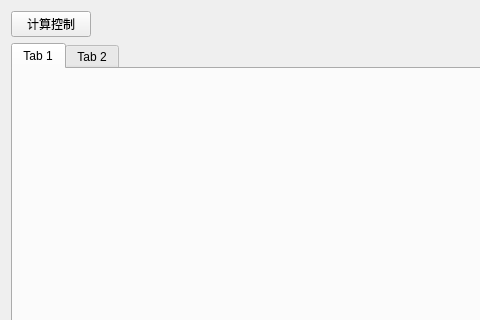
The window that widget.ui (jiaqingguo/FMU_QT) describes before a commit, drawn with Qt 5; both pictures show x 0 to 480 and y 0 to 320 of the 800 by 600 pixel window.
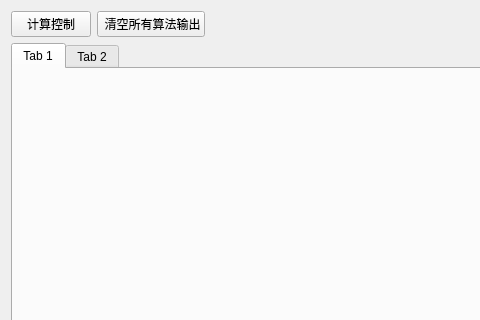
The same window after the commit.

What changed in the file:
```diff
--- a/widget.ui
+++ b/widget.ui
@@ -23,6 +23,13 @@
        </property>
       </widget>
      </item>
+     <item>
+      <widget class="QPushButton" name="btn_clearAll">
+       <property name="text">
+        <string> 清空所有算法输出</string>
+       </property>
+      </widget>
+     </item>
      <item>
       <spacer name="horizontalSpacer">
        <property name="orientation">
```
